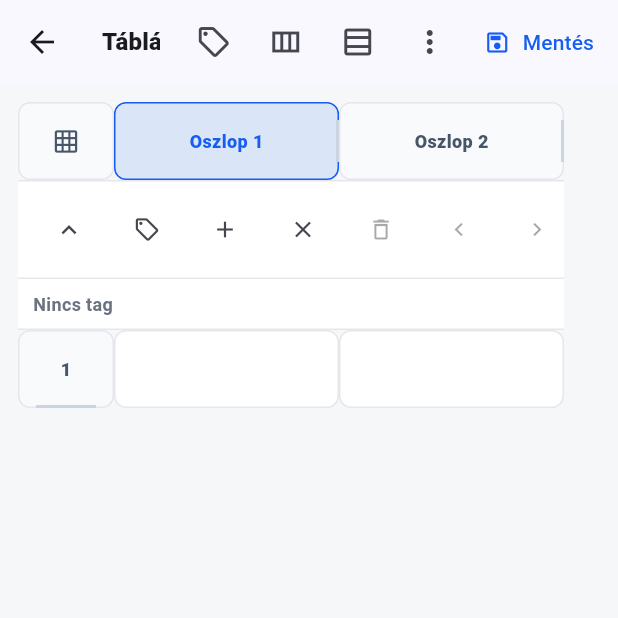
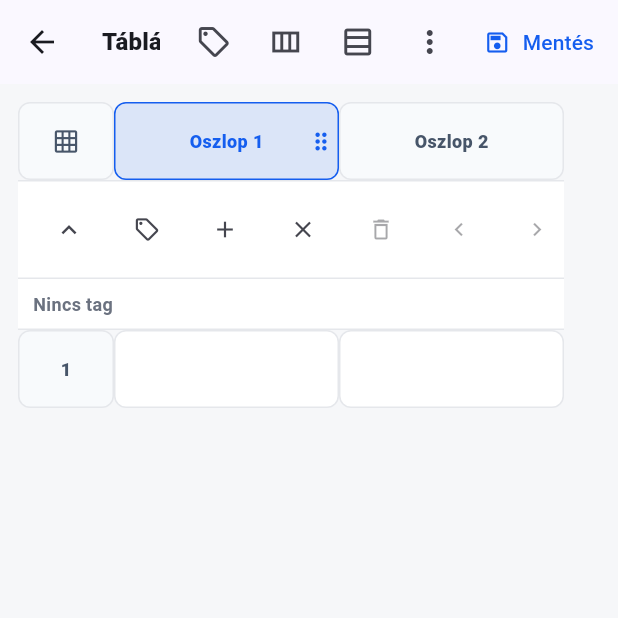
Before and after one commit to elizerpist/djinn, a Flutter app: the NoteTableEditorScreen screen opened directly with empty values, after a tap on an icon or button, on a phone screen of 412 x 824 dp, the top half of it. Run offline on Flutter 3.47's test engine with Material 3 defaults, Android fonts, the phone set to English and light mode, and no system bars; our stand-ins replace file_picker, flutter_secure_storage, flutter_tts, objectbox, permission_handler, share_plus and 1 more; missing offline and left inert: google_mlkit_text_recognition, pdfrx, record, whisper_ggml; accounts and stored records are empty; generated files the repository leaves out were written again.

Commit message:
Fix table resize handles and rail border toggle

```diff
--- a/lib/src/notes/ui/note_table_editor_screen.dart
+++ b/lib/src/notes/ui/note_table_editor_screen.dart
@@ -34,6 +34,7 @@ class _NoteTableEditorScreenState extends State<NoteTableEditorScreen> {
   bool _railBottomExpanded = true;
   bool _railRoundedCard = false;
   bool _railTransparentBackground = false;
+  bool _railBorderVisible = true;
 
   static const double _defaultColumnWidth = 150;
   static const double _defaultRowHeight = 52;
@@ -609,6 +610,7 @@ class _NoteTableEditorScreenState extends State<NoteTableEditorScreen> {
       onDeleteTag: _deleteSingleSelectedTag,
       roundedCard: _railRoundedCard,
       transparentBackground: _railTransparentBackground,
+      showBorder: _railBorderVisible,
       actions: _railActions(selection),
     );
   }
@@ -718,6 +720,14 @@ class _NoteTableEditorScreenState extends State<NoteTableEditorScreen> {
         constraints: compactConstraints,
         padding: compactPadding,
         icon: const Icon(Icons.opacity, size: 18),
+      ),
+      IconButton(
+        key: const ValueKey('note-table-rail-toggle-border'),
+        tooltip: _railBorderVisible ? 'Rail border nélkül' : 'Rail borderrel',
+        onPressed: () => setState(() => _railBorderVisible = !_railBorderVisible),
+        constraints: compactConstraints,
+        padding: compactPadding,
+        icon: const Icon(Icons.border_outer, size: 18),
       ),
     ]);
     return actions;
@@ -1119,9 +1129,12 @@ class _TableGridState extends State<_TableGrid> {
           onPointerMove: _handlePointerMove,
           onPointerUp: _handlePointerEnd,
           onPointerCancel: _handlePointerEnd,
+          child: StretchingOverscrollIndicator(
+            key: const ValueKey('note-table-horizontal-rubber-band'),
+            axisDirection: AxisDirection.right,
             child: SingleChildScrollView(
               controller: _horizontalController,
-            physics: const BouncingScrollPhysics(parent: AlwaysScrollableScrollPhysics()),
+              physics: const ClampingScrollPhysics(parent: AlwaysScrollableScrollPhysics()),
               padding: const EdgeInsets.fromLTRB(12, 12, 12, 24),
               scrollDirection: Axis.horizontal,
               child: SingleChildScrollView(
@@ -1139,6 +1152,7 @@ class _TableGridState extends State<_TableGrid> {
                         for (var row = 0; row < widget.rowCount; row += 1)
                           _buildRow(context, row),
                       ],
+                    ),
                   ),
                 ),
               ),
@@ -1325,8 +1339,6 @@ class _TableGridState extends State<_TableGrid> {
                   highlightColor: widget.highlightColorForCell(row, column),
                   onTap: () => widget.onSelect(_TableSelection.cell(row, column)),
                   onChanged: (value) => widget.onCellChanged(row, column, value),
-                  onResizeColumn: widget.onResizeColumn,
-                  onResizeRow: widget.onResizeRow,
                 ),
             ],
           ),
@@ -1394,6 +1406,7 @@ class _ColumnHeadSlot extends StatelessWidget {
                 column: column,
                 width: width,
                 selected: selected,
+                resizeEnabled: selected,
                 onSelect: onSelect,
                 onResizeColumn: onResizeColumn,
               ),
@@ -1402,6 +1415,7 @@ class _ColumnHeadSlot extends StatelessWidget {
               column: column,
               width: width,
               selected: selected || candidateData.isNotEmpty,
+              resizeEnabled: selected,
               onSelect: onSelect,
               onResizeColumn: onResizeColumn,
             ),
@@ -1417,6 +1431,7 @@ class _ColumnHeadContent extends StatelessWidget {
     required this.column,
     required this.width,
     required this.selected,
+    required this.resizeEnabled,
     required this.onSelect,
     required this.onResizeColumn,
   });
@@ -1424,6 +1439,7 @@ class _ColumnHeadContent extends StatelessWidget {
   final int column;
   final double width;
   final bool selected;
+  final bool resizeEnabled;
   final ValueChanged<_TableSelection> onSelect;
   final void Function(int column, double delta) onResizeColumn;
 
@@ -1441,21 +1457,23 @@ class _ColumnHeadContent extends StatelessWidget {
             onTap: () => onSelect(_TableSelection.column(column)),
           ),
         ),
+        if (resizeEnabled)
           Positioned(
-          top: 0,
-          right: 0,
-          bottom: 0,
-          width: 16,
+            top: 4,
+            right: 3,
+            bottom: 4,
+            width: 24,
             child: GestureDetector(
               key: ValueKey('note-table-column-resize-$column'),
               behavior: HitTestBehavior.opaque,
               onHorizontalDragUpdate: (details) => onResizeColumn(column, details.delta.dx),
               child: Align(
                 alignment: Alignment.centerRight,
-              child: Container(
-                width: 2,
-                margin: const EdgeInsets.symmetric(vertical: 12),
-                color: const Color(0xFFCBD5E1),
+                child: Icon(
+                  Icons.drag_indicator,
+                  key: ValueKey('note-table-column-resize-icon-$column'),
+                  size: 18,
+                  color: Theme.of(context).colorScheme.primary,
                 ),
               ),
             ),
@@ -1515,6 +1533,7 @@ class _RowHeadSlot extends StatelessWidget {
                 width: width,
                 height: height,
                 selected: selected,
+                resizeEnabled: selected,
                 onSelect: onSelect,
                 onResizeRow: onResizeRow,
               ),
@@ -1524,6 +1543,7 @@ class _RowHeadSlot extends StatelessWidget {
               width: width,
               height: height,
               selected: selected || candidateData.isNotEmpty,
+              resizeEnabled: selected,
               onSelect: onSelect,
               onResizeRow: onResizeRow,
             ),
@@ -1540,6 +1560,7 @@ class _RowHeadContent extends StatelessWidget {
     required this.width,
     required this.height,
     required this.selected,
+    required this.resizeEnabled,
     required this.onSelect,
     required this.onResizeRow,
   });
@@ -1548,6 +1569,7 @@ class _RowHeadContent extends StatelessWidget {
   final double width;
   final double height;
   final bool selected;
+  final bool resizeEnabled;
   final ValueChanged<_TableSelection> onSelect;
   final void Function(int row, double delta) onResizeRow;
 
@@ -1566,21 +1588,26 @@ class _RowHeadContent extends StatelessWidget {
             onTap: () => onSelect(_TableSelection.row(row)),
           ),
         ),
+        if (resizeEnabled)
           Positioned(
-          left: 0,
-          right: 0,
-          bottom: 0,
-          height: 16,
+            left: 4,
+            right: 4,
+            bottom: 3,
+            height: 24,
             child: GestureDetector(
               key: ValueKey('note-table-row-resize-$row'),
               behavior: HitTestBehavior.opaque,
               onVerticalDragUpdate: (details) => onResizeRow(row, details.delta.dy),
               child: Align(
                 alignment: Alignment.bottomCenter,
-              child: Container(
-                height: 2,
-                margin: const EdgeInsets.symmetric(horizontal: 12),
-                color: const Color(0xFFCBD5E1),
+                child: RotatedBox(
+                  quarterTurns: 1,
+                  child: Icon(
+                    Icons.drag_indicator,
+                    key: ValueKey('note-table-row-resize-icon-$row'),
+                    size: 18,
+                    color: Theme.of(context).colorScheme.primary,
+                  ),
                 ),
               ),
             ),
@@ -1601,8 +1628,6 @@ class _CellSlot extends StatelessWidget {
     required this.highlightColor,
     required this.onTap,
     required this.onChanged,
-    required this.onResizeColumn,
-    required this.onResizeRow,
   });
 
   final int row;
@@ -1614,8 +1639,6 @@ class _CellSlot extends StatelessWidget {
   final Color? highlightColor;
   final VoidCallback onTap;
   final ValueChanged<String> onChanged;
-  final void Function(int column, double delta) onResizeColumn;
-  final void Function(int row, double delta) onResizeRow;
 
   @override
   Widget build(BuildContext context) {
@@ -1631,8 +1654,6 @@ class _CellSlot extends StatelessWidget {
         highlightColor: highlightColor,
         onTap: onTap,
         onChanged: onChanged,
-        onResizeColumn: onResizeColumn,
-        onResizeRow: onResizeRow,
       ),
     );
   }
@@ -1695,8 +1716,6 @@ class _CellField extends StatelessWidget {
     required this.highlightColor,
     required this.onTap,
     required this.onChanged,
-    required this.onResizeColumn,
-    required this.onResizeRow,
   });
 
   final int row;
@@ -1708,8 +1727,6 @@ class _CellField extends StatelessWidget {
   final Color? highlightColor;
   final VoidCallback onTap;
   final ValueChanged<String> onChanged;
-  final void Function(int column, double delta) onResizeColumn;
-  final void Function(int row, double delta) onResizeRow;
 
   @override
   Widget build(BuildContext context) {
@@ -1758,46 +1775,6 @@ class _CellField extends StatelessWidget {
                 ),
               ),
             ),
-            Positioned(
-              top: 0,
-              right: 0,
-              bottom: 0,
-              width: 16,
-              child: GestureDetector(
-                key: ValueKey('note-table-cell-column-resize-$row-$column'),
-                behavior: HitTestBehavior.opaque,
-                onHorizontalDragUpdate: (details) =>
-                    onResizeColumn(column, details.delta.dx),
-                child: Align(
-                  alignment: Alignment.centerRight,
-                  child: Container(
-                    width: 2,
-                    margin: const EdgeInsets.symmetric(vertical: 12),
-                    color: const Color(0x00CBD5E1),
-                  ),
-                ),
-              ),
-            ),
-            Positioned(
-              left: 0,
-              right: 0,
-              bottom: 0,
-              height: 16,
-              child: GestureDetector(
-                key: ValueKey('note-table-cell-row-resize-$row-$column'),
-                behavior: HitTestBehavior.opaque,
-                onVerticalDragUpdate: (details) =>
-                    onResizeRow(row, details.delta.dy),
-                child: Align(
-                  alignment: Alignment.bottomCenter,
-                  child: Container(
-                    height: 2,
-                    margin: const EdgeInsets.symmetric(horizontal: 12),
-                    color: const Color(0x00CBD5E1),
-                  ),
-                ),
-              ),
-            ),
           ],
         ),
       ),
--- a/lib/src/notes/ui/note_tag_pills.dart
+++ b/lib/src/notes/ui/note_tag_pills.dart
@@ -89,6 +89,7 @@ class NoteSelectionActionRail extends StatelessWidget {
     this.onDeleteTag,
     this.roundedCard = false,
     this.transparentBackground = false,
+    this.showBorder = true,
   });
 
   final List<NoteKnowledgeTag> tags;
@@ -101,6 +102,7 @@ class NoteSelectionActionRail extends StatelessWidget {
   final ValueChanged<NoteKnowledgeTag>? onDeleteTag;
   final bool roundedCard;
   final bool transparentBackground;
+  final bool showBorder;
 
   @override
   Widget build(BuildContext context) {
@@ -109,14 +111,16 @@ class NoteSelectionActionRail extends StatelessWidget {
         ? BoxDecoration(
             color: backgroundColor,
             borderRadius: BorderRadius.circular(8),
-            border: Border.all(color: const Color(0xFFE5E7EB)),
+            border: showBorder ? Border.all(color: const Color(0xFFE5E7EB)) : null,
           )
         : BoxDecoration(
             color: backgroundColor,
-            border: const Border(
+            border: showBorder
+                ? const Border(
                     top: BorderSide(color: Color(0xFFE5E7EB)),
                     bottom: BorderSide(color: Color(0xFFE5E7EB)),
-            ),
+                  )
+                : null,
           );
     return Material(
       key: const ValueKey('note-selection-action-rail'),
@@ -133,6 +137,12 @@ class NoteSelectionActionRail extends StatelessWidget {
               transparentBackground
                   ? 'note-selection-action-rail-transparent'
                   : 'note-selection-action-rail-white',
+            ),
+            child: KeyedSubtree(
+              key: ValueKey(
+                showBorder
+                    ? 'note-selection-action-rail-border'
+                    : 'note-selection-action-rail-borderless',
               ),
               child: Container(
                 decoration: decoration,
@@ -204,6 +214,7 @@ class NoteSelectionActionRail extends StatelessWidget {
               ),
             ),
           ),
+      ),
     );
   }
 }
```
Lines whose indentation alone changed are shown as unchanged.
